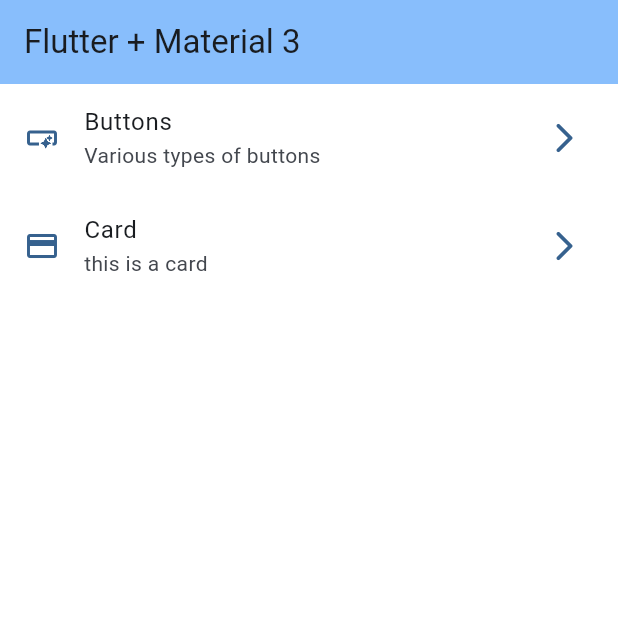
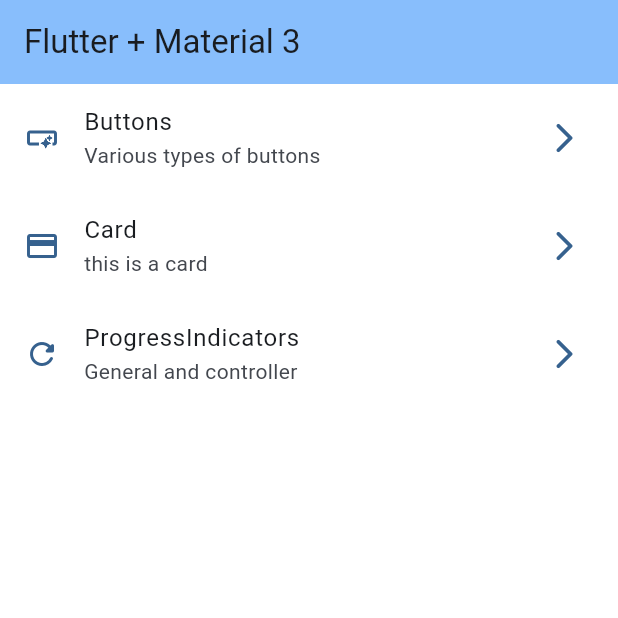
Before and after one commit to jdgelfry/widgets_app, a Flutter app: the screen it shows after launch, on a phone screen of 412 x 824 dp, the top half of it. Run offline on Flutter 3.47's test engine with Material 3 defaults, Android fonts, the phone set to English and light mode, and no system bars; our stand-ins replace go_router.

Commit message:
progress indicators finish

```diff
--- a/lib/config/menu/menu_items.dart
+++ b/lib/config/menu/menu_items.dart
@@ -27,4 +27,10 @@ const appMenuItems = <MenuItem>[
     link: '/cards',
     icon: Icons.credit_card,
   ),
+  MenuItem(
+    title: 'ProgressIndicators',
+    subtitle: 'General and controller',
+    link: '/progress',
+    icon: Icons.refresh_rounded,
+  ),
 ];
--- a/lib/config/router/app_router.dart
+++ b/lib/config/router/app_router.dart
@@ -20,5 +20,10 @@ final appRouter = GoRouter(
       name: CardsScreen.name,
       builder: (context, state) => const CardsScreen(),
     ),
+    GoRoute(
+      path: '/progress',
+      name: ProgressScreen.name,
+      builder: (context, state) => const ProgressScreen(),
+    ),
   ],
 );
```
Also changed, not shown: lib/presentation/screens/progress/progress_screen.dart (+68 -1 lines).
